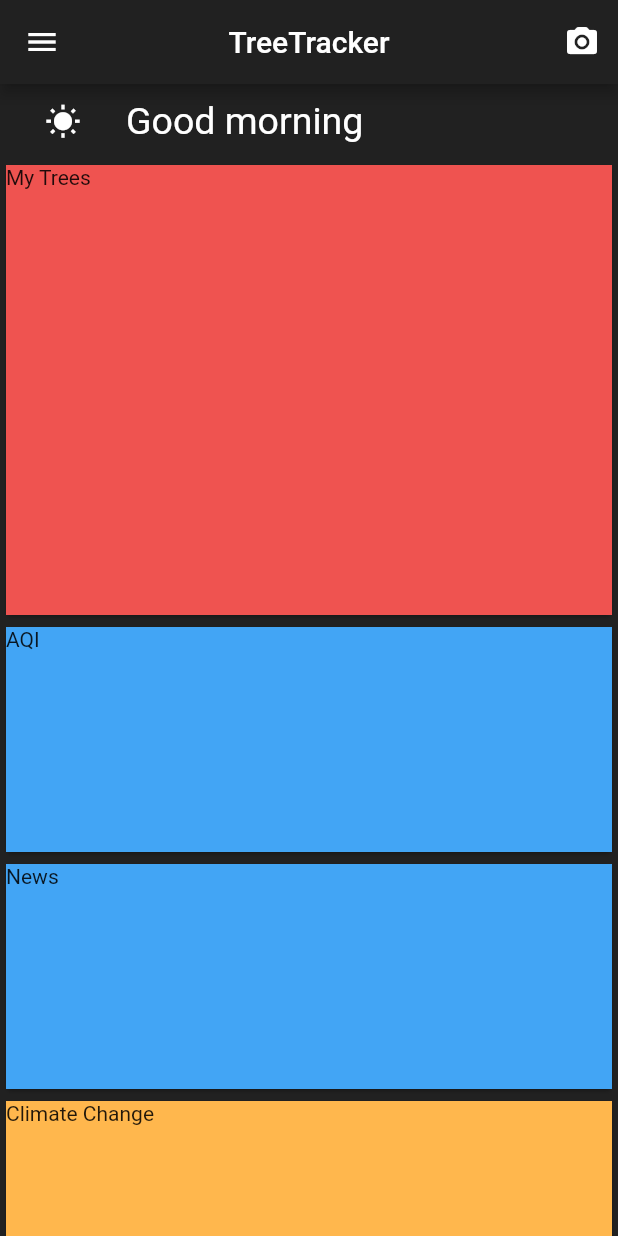
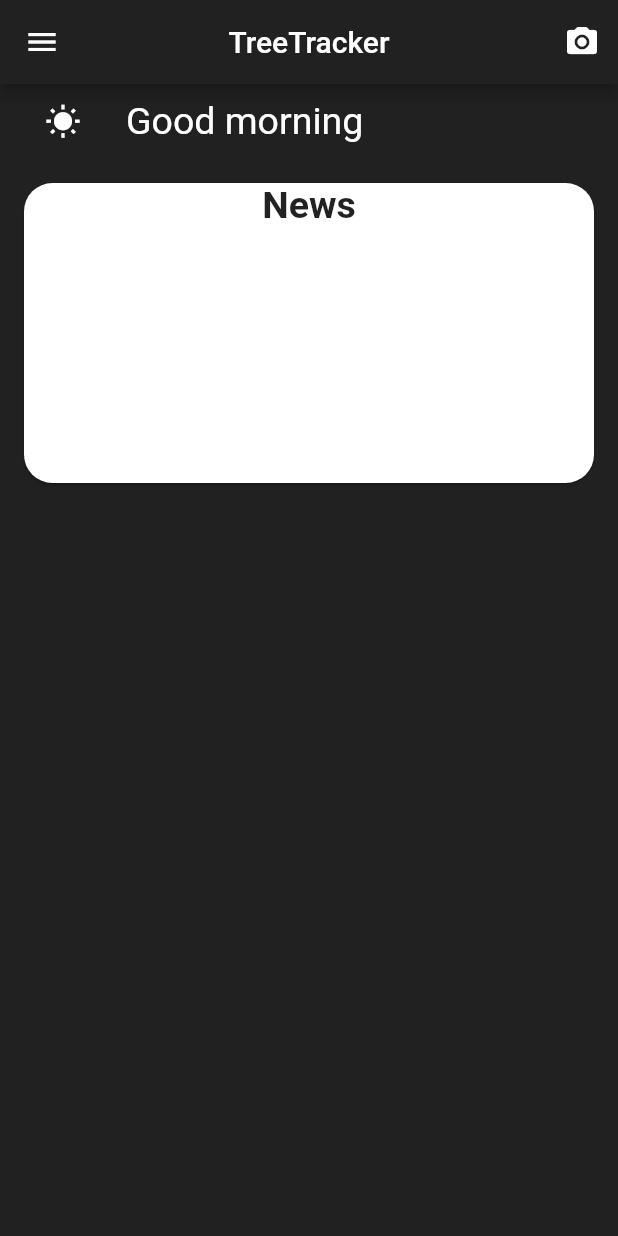
Before and after one commit to TreeTracker/treetracker, a Flutter app: the AppHomePage screen opened directly, on a phone screen of 412 x 824 dp. Run offline on Flutter 3.47's test engine with Material 2 defaults, Android fonts, the phone set to English and light mode, and no system bars; our stand-ins replace firebase_auth, firebase_core, google_sign_in; missing offline and left inert: back_button_interceptor, flutter_auth_buttons; accounts and stored records are empty.

Commit message:
News Card added

```diff
--- a/lib/home.dart
+++ b/lib/home.dart
@@ -176,33 +176,30 @@ class _AppHomePageState extends State<AppHomePage> {
               child: Greetings(),
             ),
             Card(
-              child: Container(
-                color: Colors.red[400],
-                child: Text("My Trees"),
-                height: 300,
+              margin: EdgeInsets.fromLTRB(16, 16, 16, 16),
+              shape: new RoundedRectangleBorder(
+                  borderRadius: new BorderRadius.circular(19)),
+              child: InkWell(
+                splashColor: Colors.blue.withAlpha(30),
+                onTap: () {},
+                child: Container(
+                  // decoration: BoxDecoration(
+                  //   image: DecorationImage(
+                  //     image: AssetImage("tree3.png"),
+                  //     fit: BoxFit.fitWidth,
+                  //     alignment: Alignment.topCenter,
+                  //   ),
+                  // ),
+                  width: 150,
+                  height: 200,
+                  child: Text('News',
+                      textAlign: TextAlign.center,
+                      style:
+                          TextStyle(fontSize: 25, fontWeight: FontWeight.bold)),
+                ),
               ),
             ),
-            Card(
-              child: Container(
-                color: Colors.blue[400],
-                child: Text("AQI"),
-                height: 150,
-              ),
-            ),
-            Card(
-              child: Container(
-                color: Colors.blue[400],
-                child: Text("News"),
-                height: 150,
-              ),
-            ),
-            Card(
-              child: Container(
-                color: Colors.orange[300],
-                child: Text("Climate Change"),
-                height: 150,
-              ),
-            ),
+
             //New Cards Here
           ],
         ),
```
